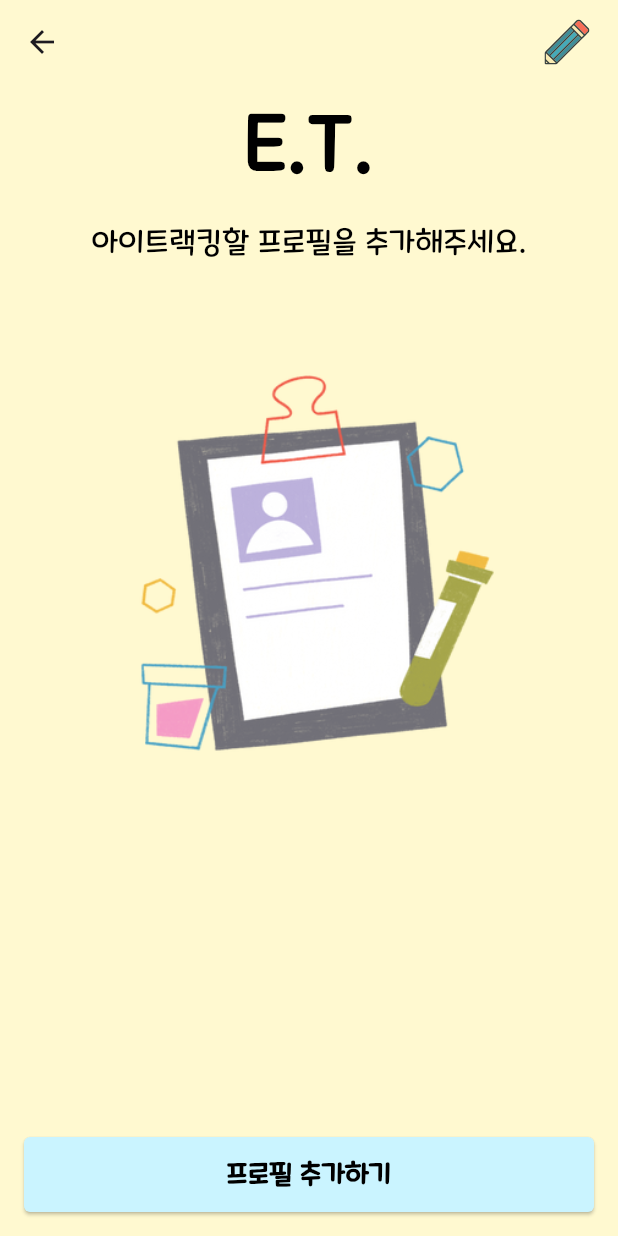
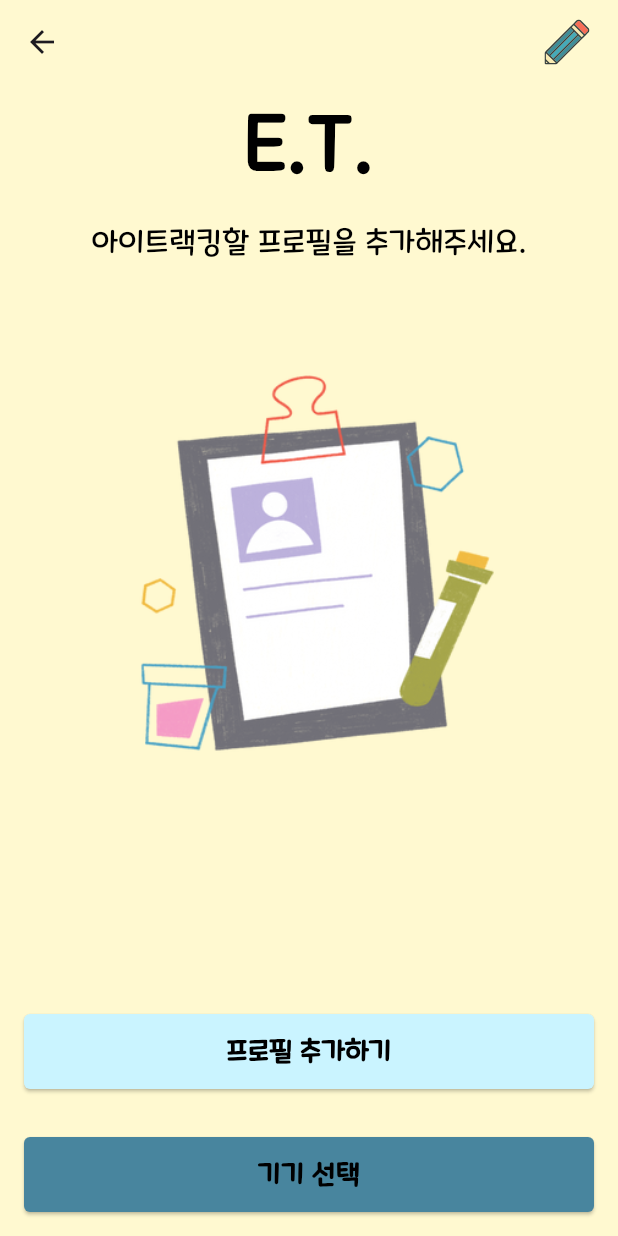
Before and after one commit to IPLaboratory/IPL_EyeTracker_FE, a Flutter app: the MainProfilePage screen opened directly, on a phone screen of 412 x 824 dp. Run offline on Flutter 3.47's test engine with Material 3 defaults, Android fonts, the phone set to English and light mode, and no system bars; our stand-ins replace awesome_snackbar_content, camera, flutter_svg, image_picker, lottie, permission_handler and 1 more.

Commit message:
TASK #7 : 기기 선택 페이지를 디자인 했습니다.

```diff
--- a/lib/Profile_Page/Main_Profile.dart
+++ b/lib/Profile_Page/Main_Profile.dart
@@ -2,7 +2,9 @@ import 'package:flutter/material.dart';
 import 'package:flutter_svg/flutter_svg.dart'; // SVG 파일 사용을 위한 패키지
 import '../Camera_Page/Camera_Page.dart';  // CameraPage 파일 임포트
 import '../User_Registration_Page/User_Registration.dart'; // UserRegistrationPage 파일 임포트
-import 'Change_Profile.dart';
+import 'Change_Profile.dart'; //Change_ProfilePage 파일 임포트
+import '../Device_Select_Page/Main_Device.dart'; //Main_Device파일 임포트
+
 
 class MainProfilePage extends StatefulWidget {
   const MainProfilePage({super.key});
@@ -168,6 +170,37 @@ class _MainProfilePageState extends State<MainProfilePage> {
                 ),
               ),
             ),
+            Padding(
+              padding: const EdgeInsets.all(16.0), // 버튼 주위에 여백 추가
+              child: SizedBox(
+                width: double.infinity,
+                height: 50,
+                child: ElevatedButton(
+                  style: ElevatedButton.styleFrom(
+                    backgroundColor: const Color(0xFF48859E),
+                    shape: RoundedRectangleBorder(
+                      borderRadius: BorderRadius.circular(4.0),
+                    ),
+                  ),
+                  onPressed: () {
+                    //profileProvider.profile(context);
+                    //ChangeProfilePage();
+                    Navigator.push(
+                      context,
+                      MaterialPageRoute(builder: (context) => const MainDevicePage()),
+                    );
+                  },
+                  child: const Text(
+                    '기기 선택',
+                    style: TextStyle(
+                      fontSize: 18,
+                      fontWeight: FontWeight.bold,
+                      color: Colors.black,
+                    ),
+                  ),
+                ),
+              ),
+            ),
           ],
         ),
       ),
```
Also changed, not shown: lib/Device_Select_Page/Main_Device.dart (added, +88 -0 lines), assets/Device.gif (added).
